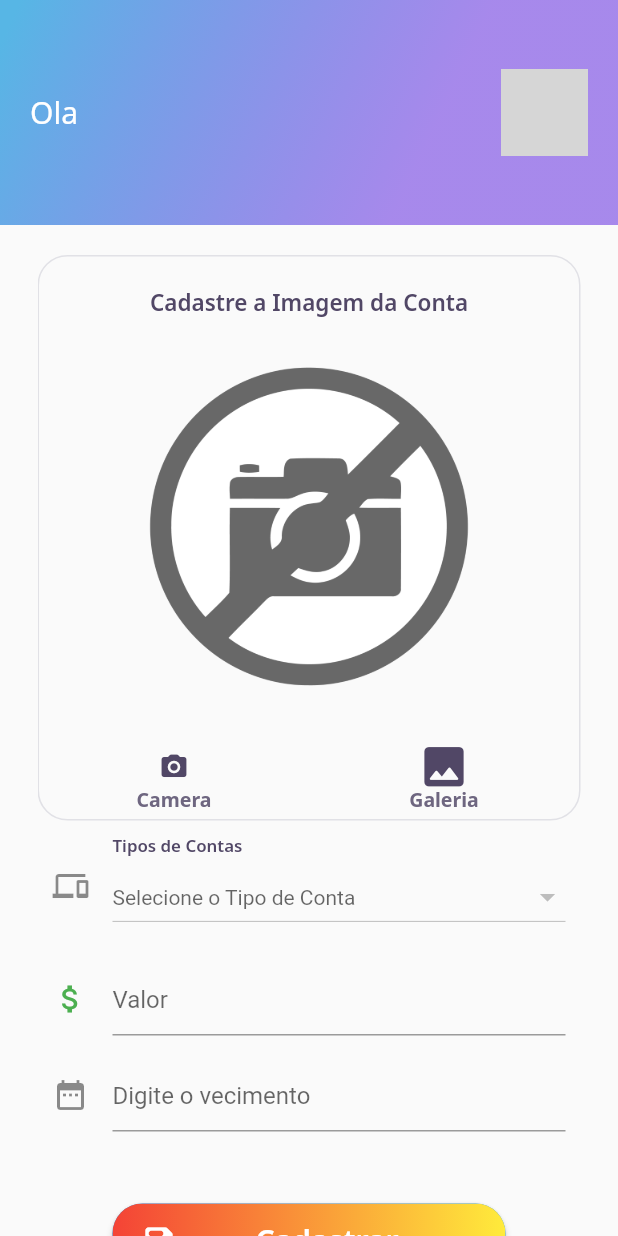
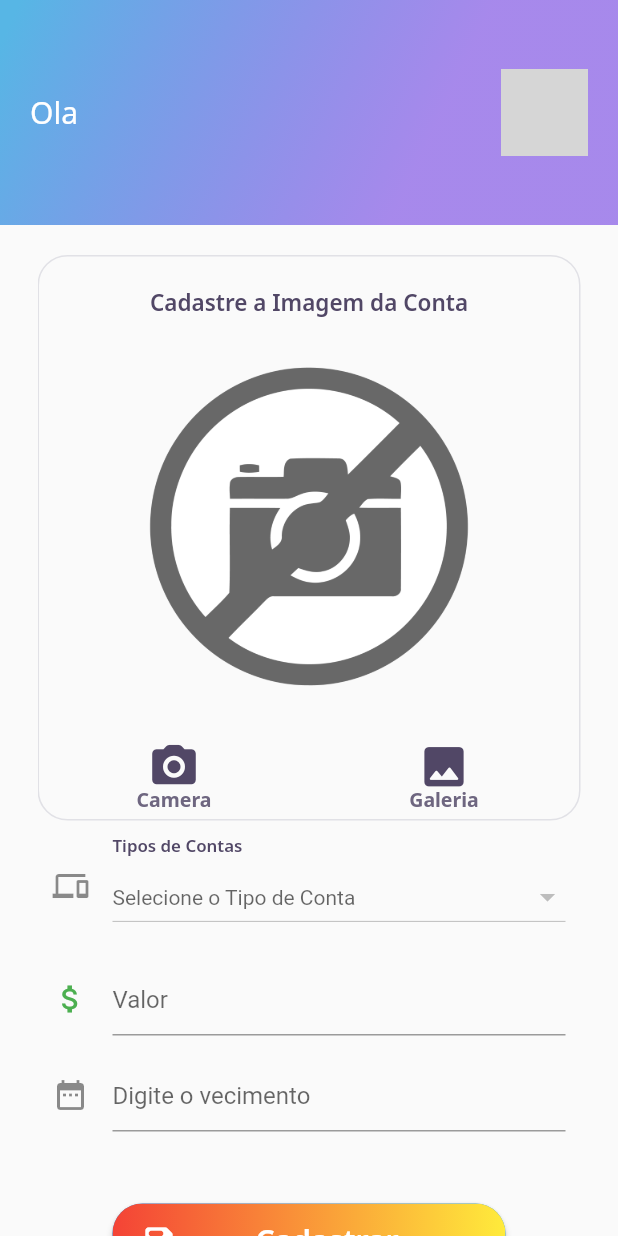
Before and after one commit to MatheusHard/ContasPagas, a Flutter app: the Cadastrar_Conta screen opened directly, on a phone screen of 412 x 824 dp. Run offline on Flutter 3.47's test engine with Material 2 defaults, Android fonts, the phone set to English and light mode, and no system bars; our stand-ins replace flutter_spinkit, google_fonts, image_picker, shared_preferences, sqflite; missing offline and left inert: flutter_gradients; accounts and stored records are empty; network calls fail; grey boxes are pictures that could not be loaded.

Commit message:
Cadastro Conta validacoes OK

```diff
--- a/contas_pagas_2021/lib/iu/cadastrar_conta.dart
+++ b/contas_pagas_2021/lib/iu/cadastrar_conta.dart
@@ -4,7 +4,7 @@ import 'dart:io';
 
 import 'package:flutter/material.dart';
 import 'package:image_picker/image_picker.dart';
-import 'package:pagamento_de_contas/home/widgets/appbar/app_bar_widget.dart';
+import 'package:pagamento_de_contas/iu/widgets/appbar/app_bar_widget.dart';
 import 'package:pagamento_de_contas/utils/core/app_colors.dart';
 import 'package:pagamento_de_contas/utils/core/app_gradients.dart';
 import 'package:pagamento_de_contas/utils/core/app_images.dart';
@@ -37,8 +37,10 @@ class _Cadastrar_ContaState extends State<Cadastrar_Conta> {
   final _valorController = TextEditingController();
   final _dataController = TextEditingController();
   final _picker = ImagePicker();
+  GlobalKey<FormState> _formKey = GlobalKey<FormState>();
 
-/********RECEBENDO DO CONTRUTOR************/
+
+  /********RECEBENDO DO CONSTRUTOR************/
 
   _Cadastrar_ContaState(Conta conta){
   this._conta = conta;
@@ -231,7 +233,7 @@ class _Cadastrar_ContaState extends State<Cadastrar_Conta> {
                                            Icon(
                                                Icons.camera_alt_rounded,
                                                color: AppColors.black,
-                                               size: 20,),),
+                                               size: 35,),),
 
                                             Align(
                                                    alignment: Alignment(0, 2.0),
@@ -260,7 +262,6 @@ class _Cadastrar_ContaState extends State<Cadastrar_Conta> {
                                         child: Container(
 
                                           decoration: BoxDecoration(
-
                                           borderRadius: BorderRadius.circular(50)),
                                           height: 70,
                                           width: 70,
@@ -291,16 +292,6 @@ class _Cadastrar_ContaState extends State<Cadastrar_Conta> {
                                         } //
                                       )
 
-
-                                    /*  MaterialButton(
-                                        child:   Image.asset(AppImages.icons_gallery_80,
-                                          height: 200.0,
-                                          width: 200.0,
-                                        ),
-                                        onPressed: (){
-                                          _getImage(ImageSource.gallery);
-                                        },
-                                     )*/
                                   )
                                 ],
                               ),
@@ -308,9 +299,6 @@ class _Cadastrar_ContaState extends State<Cadastrar_Conta> {
                           ),
                         ),
                       ),
-
-
-
 
                        /********DROP TIPOS*********/
 
@@ -335,11 +323,16 @@ class _Cadastrar_ContaState extends State<Cadastrar_Conta> {
                              ),
                            ),
 
-                       /*************VALOR*************/
+                       /*************FORM*************/
+                Form(
+               key: _formKey,
+               child: Column(
+                 crossAxisAlignment: CrossAxisAlignment.stretch,
+                 children: <Widget>[                       /*************VALOR*************/
 
                        Padding(
                          padding: const EdgeInsets.symmetric(horizontal: 10, vertical: 8),
-                         child: TextField(
+                         child: TextFormField(
 
                            keyboardType: TextInputType.number,
                            controller: _valorController,
@@ -348,17 +341,24 @@ class _Cadastrar_ContaState extends State<Cadastrar_Conta> {
                                hintText: 'Valor',
                                icon: Icon(Icons.attach_money, color: Colors.green,)
                            ),
+
+                           validator:  (value){
+                             if(value.isEmpty || value == ""){
+                               _myFocusNode.requestFocus();
+                               return "Digite o valor";
+                             }
+                             return null;
+                           },
                          ),
                        ),
 
                        /*************DATA_HORA*************/
                        Padding(
                          padding: const EdgeInsets.symmetric(horizontal: 10, vertical: 8),
-                         child: TextField(
+                         child: TextFormField(
                            readOnly: true,
 
                            onTap: (){
-                             FocusScope.of(context).requestFocus(new FocusNode());
 
                              showDatePicker(
                                  context: context,
@@ -381,9 +381,21 @@ class _Cadastrar_ContaState extends State<Cadastrar_Conta> {
                              icon: Icon(Icons.date_range),
                              hintText :  "Digite o vecimento",
                            ),
+
+                           validator:  (value){
+                             if(value.isEmpty || value == ""){
+                               _myFocusNode.requestFocus();
+                               return "Escolha a data vencimento!!!";
+                             }
+                             return null;
+                           },
                          ),
 
                        ),
+                      ]
+                    )
+                ),
+
                       SizedBox(width: 30,height: 30,),
 
                    /*********BUTTON CADASTRAR*********/
@@ -393,7 +405,13 @@ class _Cadastrar_ContaState extends State<Cadastrar_Conta> {
                          child: Center(
                            child: ElevatedButton(
                             onPressed: () {
+                                        if(_selectedFile != null)  {
+                                          if(_formKey.currentState.validate()) {
                                              _cadastrarConta();
+                                               }
+                                            }else{
+                                            Utils.showDefaultSnackbar(_scaffoldKey, "Foto obrigatória!!! ");
+                                          }
                                         },
                           style: ElevatedButton.styleFrom(
                           padding: EdgeInsets.zero,
@@ -454,42 +472,16 @@ class _Cadastrar_ContaState extends State<Cadastrar_Conta> {
 
     String file;
     _idTipo = _selectedTipo.id;
-    //_idTipo = 2;
     print(_idTipo.toString());
 
     setState(() {
-     // if (_imageFile != null){
-      if(_selectedFile != null){
-         /* && _dataController.value.toString() != ""
-          && _dataController.value.toString() != ""
-            */
-if(_valorController.value.text.toString() != "" && _valorController.value.text.toString() != null) {
           _valorConta = double.parse(_valorController.text);
-  //file = Utils.base64String(_imageFile.readAsBytesSync());
           file = Utils.base64String(_selectedFile.readAsBytesSync());
-  _db.insertConta(new Conta(_valorConta, _dateTime.toString(), file, _idTipo, null));
-
+          _db.insertConta(new Conta(
+          _valorConta, _dateTime.toString(), file, _idTipo, null));
           clearControllers();
           Utils.showDefaultSnackbar(_scaffoldKey, "Cadastro realizado com sucesso!!!");
-}else{
-  Utils.showDefaultSnackbar(_scaffoldKey, "Digite o valor!!! ");
-
-}
-    }else{
-    Utils.showDefaultSnackbar(_scaffoldKey, "Foto obrigatória!!! ");
-
-    }
                 });
-    //int res = await _db.insertConta(new Conta(_valorConta, _dateTime.toString(), file));
-
-
-
-    /*if(res > 0){
-    Utils.showDefaultSnackbar(_scaffoldKey, "Cadastro realizado com sucesso!!!");
-    }else{
-      Utils.showDefaultSnackbar(_scaffoldKey, "Não foi possível realizar o cadastro");
-    }*/
-
                }
 
   clearControllers(){
@@ -516,9 +508,7 @@ if(_valorController.value.text.toString() != "" && _valorController.value.text.t
 
   }
 
-
   Text _validarTextoDropdownTipo(int id, String texto){
-
     if(id == 1) {
       texto = "ESCOLHA UMA OPÇÃO".toUpperCase();
       return Text(
--- a/contas_pagas_2021/lib/iu/listar_contas.dart
+++ b/contas_pagas_2021/lib/iu/listar_contas.dart
@@ -4,7 +4,7 @@ import 'dart:typed_data';
 
 import 'package:flutter/cupertino.dart';
 import 'package:flutter/material.dart';
-import 'package:pagamento_de_contas/home/widgets/appbar/app_bar_widget.dart';
+import 'package:pagamento_de_contas/iu/widgets/appbar/app_bar_widget.dart';
 import 'package:pagamento_de_contas/utils/core/app_colors.dart';
 import 'package:pagamento_de_contas/utils/core/app_gradients.dart';
 import 'package:pagamento_de_contas/utils/core/app_text_styles.dart';
--- a/contas_pagas_2021/lib/iu/principal.dart
+++ b/contas_pagas_2021/lib/iu/principal.dart
@@ -1,8 +1,8 @@
 import 'package:flutter/material.dart';
-import 'package:pagamento_de_contas/home/widgets/cards/card_inicio.dart';
+import 'package:pagamento_de_contas/iu/widgets/cards/card_inicio.dart';
 import 'package:pagamento_de_contas/utils/core/app_colors.dart';
 import 'package:pagamento_de_contas/utils/core/app_images.dart';
-import 'package:pagamento_de_contas/home/widgets/appbar/app_bar_widget.dart';
+import 'package:pagamento_de_contas/iu/widgets/appbar/app_bar_widget.dart';
 import 'package:pagamento_de_contas/iu/cadastrar_conta.dart';
 import 'package:pagamento_de_contas/iu/listar_contas.dart';
 
```
Also changed, not shown: contas_pagas_2021/lib/iu/widgets/appbar/app_bar_widget.dart (renamed from contas_pagas_2021/lib/home/widgets/appbar/app_bar_widget.dart), contas_pagas_2021/lib/iu/widgets/cards/card_inicio.dart (renamed from contas_pagas_2021/lib/home/widgets/cards/card_inicio.dart). Lines whose indentation alone changed are shown as unchanged.
